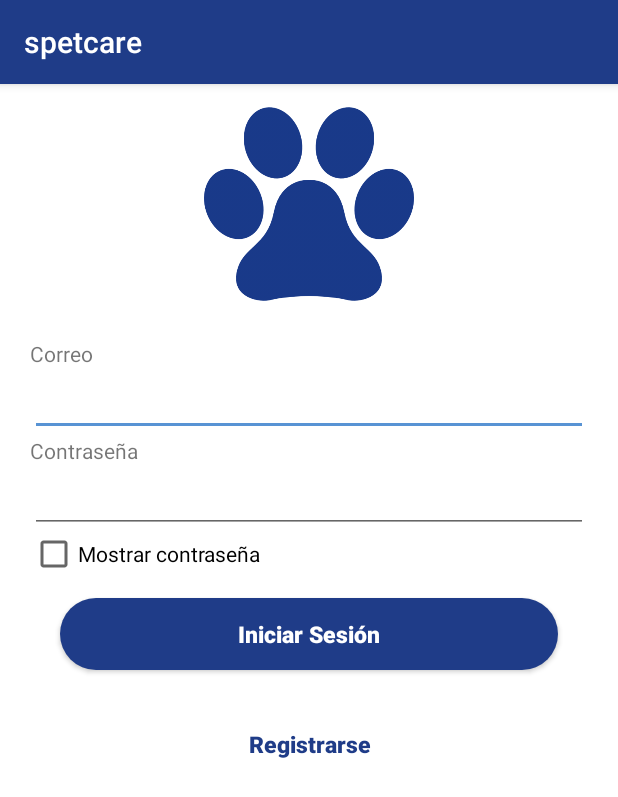
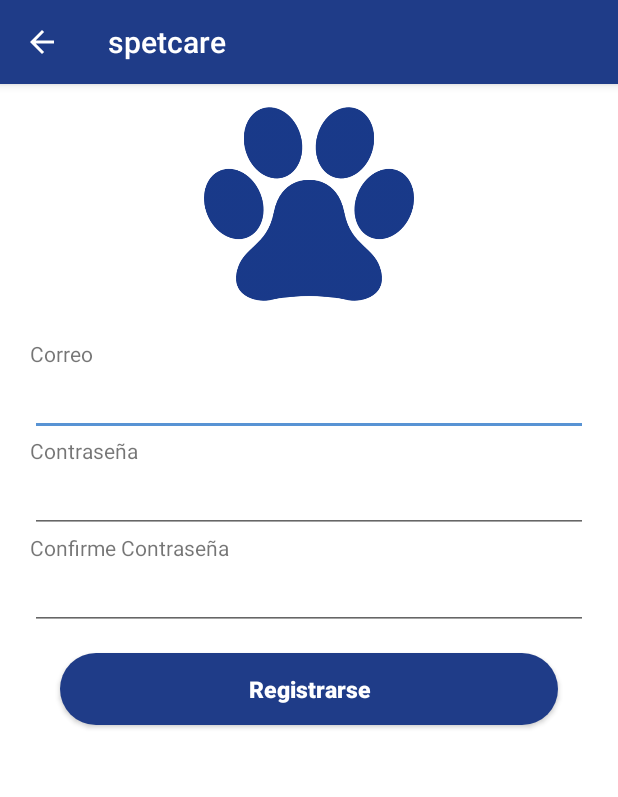
Before and after one commit to Rosi2/Spetcare, an Android app: the screen it shows after launch (MainActivity before the commit, Register after it), after a tap on "Registrarse", on a phone screen of 412 x 824 dp. Shown: the top 797 px of the screen. Run offline under Robolectric (Android 15) with nearby library versions, the phone set to English and light mode, and no system bars; our stand-ins replace Firebase (no records; nobody signed in at launch, a user with empty details on screens opened directly).

Commit message:
Rorro things and button color change!

```diff
--- a/app/src/main/AndroidManifest.xml
+++ b/app/src/main/AndroidManifest.xml
@@ -19,6 +19,8 @@
             </intent-filter>
         </activity>
         <activity android:name=".Welcome_Activity" />
+        <activity android:name=".Register"
+            android:parentActivityName=".MainActivity"/>
         <activity android:name=".mascota" />
         <activity
             android:name=".tabActivity"
--- a/app/src/main/java/com/example/hphp/spetcare/MainActivity.java
+++ b/app/src/main/java/com/example/hphp/spetcare/MainActivity.java
@@ -79,40 +79,7 @@ public class MainActivity extends AppCompatActivity implements View.OnClickListe
         updateUI(currentUser);
     }
 
-    private void registrarUsuario(){
-        //Obtenemos el email y la contraseña desde las cajas de texto
-        String email = TextEmail.getText().toString().trim();
-        String password  = TextPassword.getText().toString().trim();
-        //Verificamos que las cajas de texto no esten vacías
-        if(TextUtils.isEmpty(email)){
-            Toast.makeText(this,"Se debe ingresar un email",Toast.LENGTH_LONG).show();
-            return;
-        }
-        if(TextUtils.isEmpty(password)){
-            Toast.makeText(this,"Falta ingresar la contraseña",Toast.LENGTH_LONG).show();
-            return;
-        }
-        progressDialog.setMessage("Realizando registro en linea...");
-        progressDialog.show();
-        //creating a new user
-        firebaseAuth.createUserWithEmailAndPassword(email, password)
-                .addOnCompleteListener(this, new OnCompleteListener<AuthResult>() {
-                    @Override
-                    public void onComplete(@NonNull Task<AuthResult> task) {
-                        //checking if success
-                        if(task.isSuccessful()){
-                            Toast.makeText(MainActivity.this,"Se ha registrado el usuario con el email: "+ TextEmail.getText(),Toast.LENGTH_LONG).show();
-                        }else{
-                            if(task.getException() instanceof FirebaseAuthUserCollisionException) {
-                                Toast.makeText(MainActivity.this, "Ese usuario ya existe ", Toast.LENGTH_SHORT).show();
-                            }else{
-                                Toast.makeText(MainActivity.this, "No se pudo registrar el usuario ", Toast.LENGTH_LONG).show();
-                            }
-                        }
-                        progressDialog.dismiss();
-                    }
-                });
-    }
+
     private void loguearUsuario() {
         //Obtenemos el email y la contraseña desde las cajas de texto
         final String email = TextEmail.getText().toString().trim();
@@ -173,8 +140,8 @@ public class MainActivity extends AppCompatActivity implements View.OnClickListe
         switch (view.getId()) {
             case R.id.registrar:
                 //Invocamos al método:
-                registrarUsuario();
-                break;
+                Intent intent = new Intent(MainActivity.this, Register.class);
+                MainActivity.this.startActivity(intent);
             case R.id.login:
                 loguearUsuario();
                 break;
--- /dev/null
+++ b/app/src/main/res/drawable/button_rgt2.xml
@@ -0,0 +1,20 @@
+<?xml version="1.0" encoding="UTF-8"?>
+<shape xmlns:android="http://schemas.android.com/apk/res/android">
+    <stroke
+        android:width="0dp"
+        android:color="#ffffff" />
+    <corners android:radius="350dp" />
+
+    <padding
+        android:bottom="0dp"
+        android:left="0dp"
+        android:right="0dp"
+        android:top="0dp" />
+
+    <gradient
+        android:angle="225"
+        android:endColor="#1f3c88"
+        android:startColor="#1f3c88"
+        android:type="linear" />
+
+</shape>
--- /dev/null
+++ b/app/src/main/res/layout/activity_register.xml
@@ -0,0 +1,92 @@
+<?xml version="1.0" encoding="utf-8"?>
+<FrameLayout xmlns:android="http://schemas.android.com/apk/res/android"
+    xmlns:app="http://schemas.android.com/apk/res-auto"
+    xmlns:tools="http://schemas.android.com/tools"
+    android:layout_width="match_parent"
+    android:layout_height="match_parent"
+    android:background="#fff"
+    tools:context=".Register">
+
+    <LinearLayout
+        android:layout_width="match_parent"
+        android:layout_height="490dp"
+        android:layout_marginTop="10dp"
+        android:orientation="vertical">
+
+        <ImageView
+            android:layout_width="213dp"
+            android:layout_height="140dp"
+            android:layout_gravity="center"
+            android:src="@drawable/logo" />
+
+        <LinearLayout
+            android:layout_width="match_parent"
+            android:layout_height="wrap_content"
+            android:layout_margin="20dp"
+            android:orientation="vertical">
+
+            <TextView
+                android:id="@+id/textView2"
+                android:layout_width="match_parent"
+                android:layout_height="wrap_content"
+                android:text="Correo" />
+
+            <EditText
+                android:id="@+id/email"
+                android:layout_width="match_parent"
+                android:layout_height="wrap_content"
+                android:ems="10"
+                android:inputType="textEmailAddress"
+                tools:layout_editor_absoluteX="84dp"
+                tools:layout_editor_absoluteY="232dp" />
+
+            <TextView
+                android:id="@+id/textView3"
+                android:layout_width="match_parent"
+                android:layout_height="wrap_content"
+                android:text="Contraseña" />
+
+            <EditText
+                android:id="@+id/password"
+                android:layout_width="match_parent"
+                android:layout_height="wrap_content"
+                android:ems="10"
+                android:inputType="textPassword"
+                tools:layout_editor_absoluteX="84dp"
+                tools:layout_editor_absoluteY="298dp" />
+
+            <TextView
+                android:id="@+id/textView4"
+                android:layout_width="match_parent"
+                android:layout_height="wrap_content"
+                android:text="Confirme Contraseña" />
+
+            <EditText
+                android:id="@+id/password2"
+                android:layout_width="match_parent"
+                android:layout_height="wrap_content"
+                android:ems="10"
+                android:inputType="textPassword"
+                tools:layout_editor_absoluteX="84dp"
+                tools:layout_editor_absoluteY="298dp" />
+
+            <Button
+                android:id="@+id/btn_register"
+                android:layout_width="match_parent"
+                android:layout_height="wrap_content"
+                android:layout_marginLeft="20dp"
+                android:layout_marginTop="15dp"
+                android:layout_marginRight="20dp"
+                android:layout_marginBottom="10dp"
+                android:background="@drawable/button_rgt2"
+                android:text="@string/registro"
+                android:textAllCaps="false"
+                android:textColor="#ffff"
+                android:textSize="15dp"
+                android:textStyle="bold" />
+        </LinearLayout>
+
+
+    </LinearLayout>
+
+</FrameLayout>
```
Also changed, not shown: app/src/main/java/com/example/hphp/spetcare/Register.java (added, +164 -0 lines), app/src/main/res/layout/activity_welcome.xml (+10 -2 lines).
